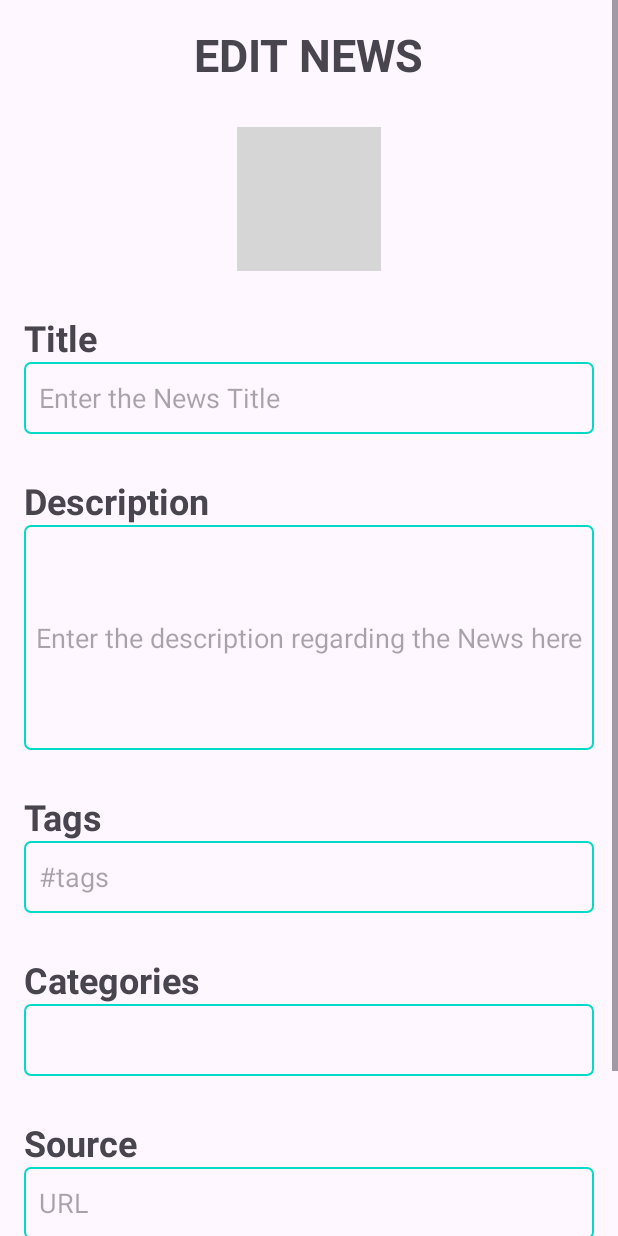
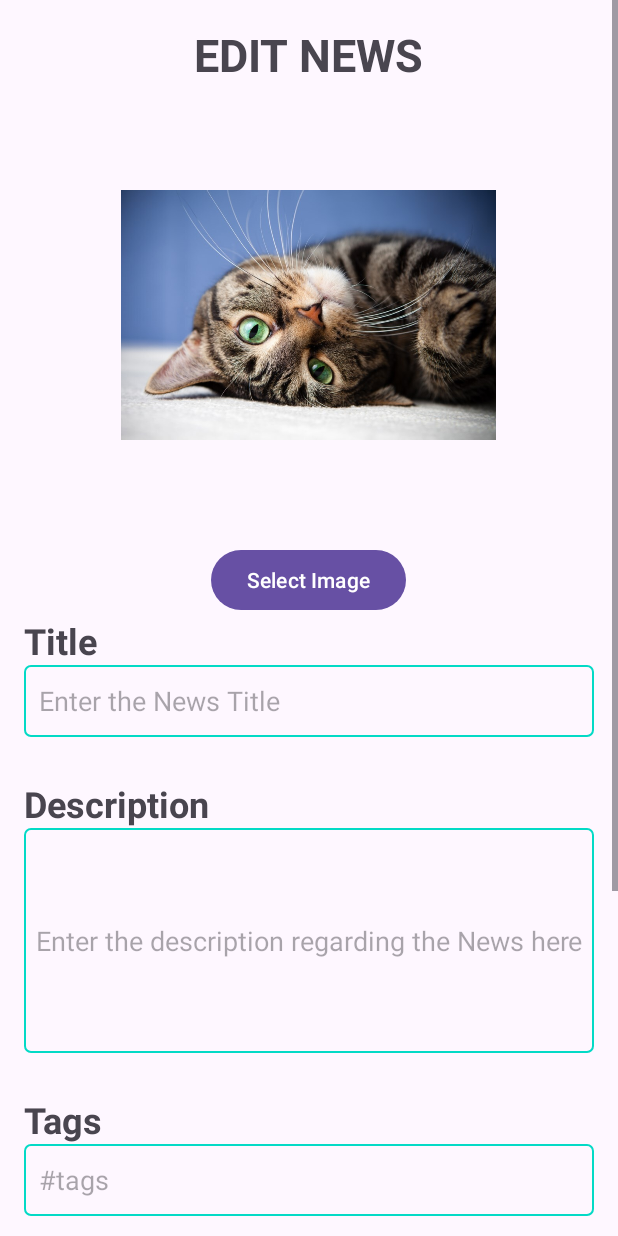
Before and after one commit to Jieyieteoh03/NewsApp, an Android app: the fragment EditNewsFragment placed in its activity, on a phone screen of 412 x 824 dp. Run offline under Robolectric (Android 15) with nearby library versions, the phone set to English and light mode, and no system bars; our stand-ins replace Dagger/Hilt's generated code, data binding; 2 statements that could not run were skipped; grey boxes are pictures that could not be loaded.

Commit message:
update edit page

```diff
--- a/app/src/main/java/com/example/newsapp/data/model/News.kt
+++ b/app/src/main/java/com/example/newsapp/data/model/News.kt
@@ -1,12 +1,10 @@
 package com.example.newsapp.data.model
 
-import android.provider.MediaStore.Images
 import androidx.room.Entity
 import androidx.room.ForeignKey
 import androidx.room.PrimaryKey
 import com.example.newsapp.data.model.news.Categories
 import com.example.newsapp.data.model.user.User
-import java.net.URL
 
 @Entity(
     foreignKeys = [ForeignKey(
--- a/app/src/main/java/com/example/newsapp/data/repository/newsRepo/NewsRepo.kt
+++ b/app/src/main/java/com/example/newsapp/data/repository/newsRepo/NewsRepo.kt
@@ -14,5 +14,5 @@ interface NewsRepo {
 
     fun deleteNews(id: Int)
 
-    fun updateNews(id: News, news: News)
+    fun updateNews(news: News)
 }
--- a/app/src/main/java/com/example/newsapp/data/repository/newsRepo/NewsRepoImple.kt
+++ b/app/src/main/java/com/example/newsapp/data/repository/newsRepo/NewsRepoImple.kt
@@ -23,8 +23,8 @@ class NewsRepoImple(
         dao.deleteNews(id)
     }
 
-    override fun updateNews(id: News, news: News) {
-        dao.updateNews(news.copy(id = id))
+    override fun updateNews(news: News) {
+        dao.updateNews(news)
     }
 
 
--- a/app/src/main/java/com/example/newsapp/ui/add/AddNewViewModel.kt
+++ b/app/src/main/java/com/example/newsapp/ui/add/AddNewViewModel.kt
@@ -10,7 +10,6 @@ import dagger.hilt.android.lifecycle.HiltViewModel
 import kotlinx.coroutines.Dispatchers
 import kotlinx.coroutines.flow.MutableSharedFlow
 import kotlinx.coroutines.launch
-import java.net.URL
 import javax.inject.Inject
 
 @HiltViewModel
--- a/app/src/main/res/drawable/ic_add.xml
+++ b/app/src/main/res/drawable/ic_add.xml
@@ -1,6 +1,5 @@
 <vector xmlns:android="http://schemas.android.com/apk/res/android" android:height="24dp" android:tint="#000000" android:viewportHeight="24" android:viewportWidth="24" android:width="24dp">
 
-<<<<<<<<< Temporary merge branch 1
     <path android:fillColor="@android:color/white" android:pathData="M12,2C6.48,2 2,6.48 2,12s4.48,10 10,10 10,-4.48 10,-10S17.52,2 12,2zM17,13h-4v4h-2v-4L7,13v-2h4L11,7h2v4h4v2z"/>
 
 </vector>
--- a/app/src/main/res/layout/fragment_edit_news.xml
+++ b/app/src/main/res/layout/fragment_edit_news.xml
@@ -1,6 +1,6 @@
 <?xml version="1.0" encoding="utf-8"?>
-<layout
-    xmlns:android="http://schemas.android.com/apk/res/android">
+<layout xmlns:android="http://schemas.android.com/apk/res/android"
+    xmlns:app="http://schemas.android.com/apk/res-auto">
     <data>
         <variable
             name="viewModel"
@@ -26,11 +26,19 @@
 
             <ImageView
                 android:id="@+id/uploadImg"
+                android:layout_width="250dp"
+                android:layout_height="250dp"
+                android:layout_marginVertical="@dimen/xl"
+                android:layout_marginHorizontal="@dimen/xxxxxl"
+                android:src="@drawable/cat1"
+                app:imageByteArray="@{viewModel.img}"
+                />
+
+            <Button
+                android:id="@+id/btnSelectImage"
                 android:layout_width="wrap_content"
                 android:layout_height="wrap_content"
-                android:layout_marginVertical="@dimen/xl"
-                android:layout_marginHorizontal="@dimen/xxxxxl"
-                android:src="@drawable/imgUpload"/>
+                android:text="Select Image" />
 
             <TextView
                 android:layout_width="match_parent"
@@ -45,7 +53,8 @@
                 android:layout_height="@dimen/xxxxxl"
                 android:paddingHorizontal="@dimen/xs"
                 android:hint="@string/edit_news_title"
-                android:background="@drawable/input_box"/>
+                android:background="@drawable/input_box"
+                android:text="@={viewModel.title}"/>
 
             <TextView
                 android:layout_width="match_parent"
@@ -61,7 +70,8 @@
                 android:layout_height="150dp"
                 android:gravity="center"
                 android:hint="@string/edit_news_desc"
-                android:background="@drawable/input_box" />
+                android:background="@drawable/input_box"
+                android:text="@={viewModel.description}"/>
 
             <TextView
                 android:layout_width="match_parent"
@@ -77,7 +87,8 @@
                 android:layout_height="@dimen/xxxxxl"
                 android:paddingHorizontal="@dimen/xs"
                 android:hint="@string/edit_news_tags"
-                android:background="@drawable/input_box" />
+                android:background="@drawable/input_box"
+                android:text="@={viewModel.tags}"/>
 
             <TextView
                 android:layout_width="match_parent"
@@ -90,10 +101,12 @@
             <Spinner
                 android:id="@+id/etCategory"
                 android:layout_width="match_parent"
-                android:layout_height="@dimen/xxxxxl"
-                android:paddingHorizontal="@dimen/xs"
+                android:layout_height="wrap_content"
+                android:padding="@dimen/xxs"
                 android:spinnerMode="dropdown"
-                android:background="@drawable/input_box" />
+                android:background="@drawable/input_box"
+                android:entries="@array/category_options"
+                />
 
             <TextView
                 android:layout_width="match_parent"
@@ -109,7 +122,8 @@
                 android:layout_height="@dimen/xxxxxl"
                 android:paddingHorizontal="@dimen/xs"
                 android:hint="@string/edit_url"
-                android:background="@drawable/input_box"/>
+                android:background="@drawable/input_box"
+                android:text="@={viewModel.source}"/>
 
             <com.google.android.material.button.MaterialButton
                 android:id="@+id/btnUpload"
```
Also changed, not shown: app/src/main/java/com/example/newsapp/ui/editNews/EditNewsViewModel.kt (+11 -5 lines), app/src/main/res/layout/fragment_view_news.xml (+20 -5 lines), gradle.properties (line endings or trailing spaces).
